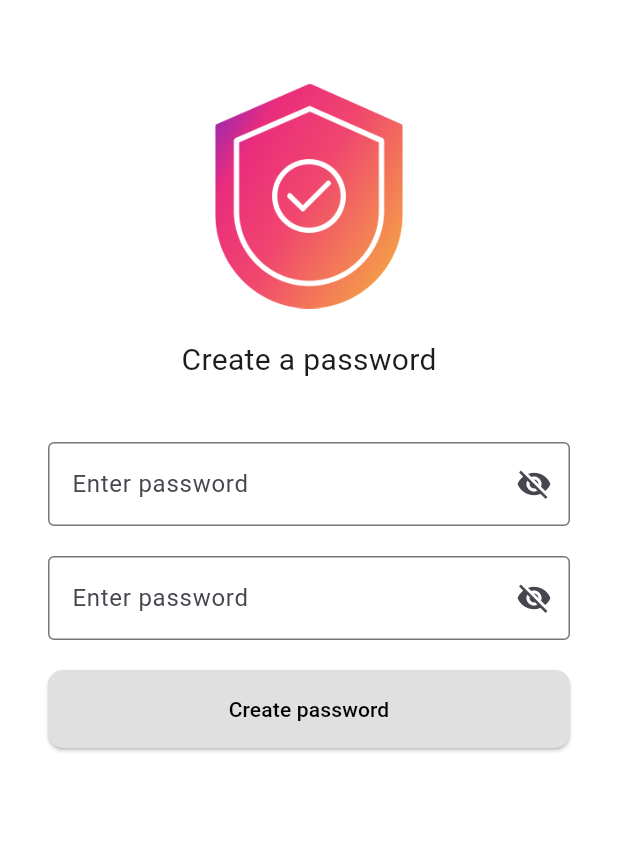
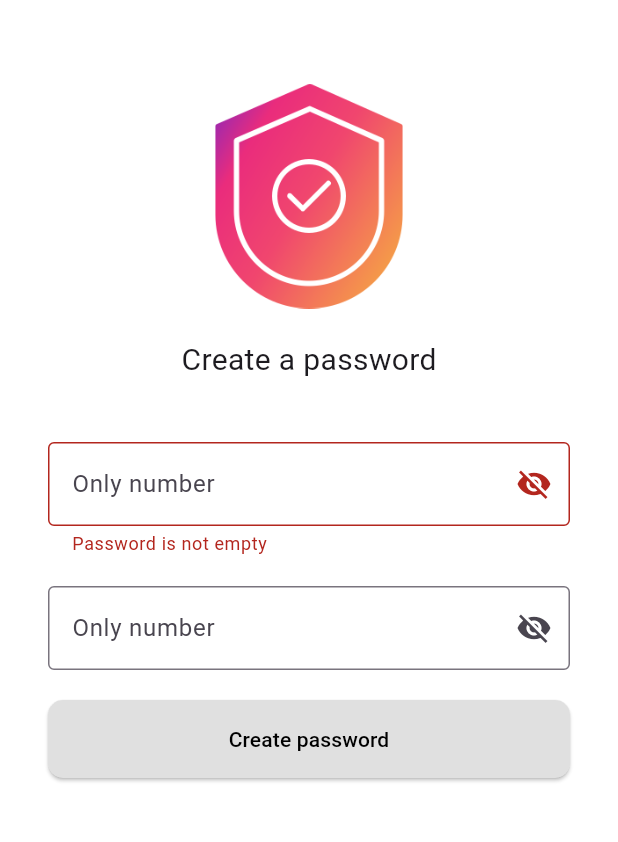
Before and after one commit to VinhTin-AQUA/Password-management, a Flutter app: the CreatePassword screen opened by its route, after a tap on "Create password", on a phone screen of 412 x 824 dp, the part 158-1000 px from its top. Run offline on Flutter 3.47's test engine with Material 3 defaults, Android fonts, the phone set to English and light mode, and no system bars; our stand-ins replace firebase_auth, firebase_core, flutter_secure_storage, get, google_sign_in; accounts and stored records are empty.

Commit message:
create password

```diff
--- a/password_management/lib/core/init/initial_app.dart
+++ b/password_management/lib/core/init/initial_app.dart
@@ -1,7 +1,8 @@
 import 'package:get/get.dart';
 import 'package:password_management/core/constants/contants.dart';
 import 'package:password_management/core/utils/secure_storage_util.dart';
-import 'package:password_management/presentation/viewmodels/account_controller.dart';
+import 'package:password_management/presentation/viewmodels/google_controller.dart';
+import 'package:password_management/presentation/viewmodels/create_password_controller.dart';
 
 class InitialApp {
   static Future<bool> checkCreatePassword() async {
@@ -12,6 +13,7 @@ class InitialApp {
   }
 
   static Future<void> initControllers() async {
-    Get.put(AccountController(), permanent: true);
+    Get.put(GooleController(), permanent: true);
+    Get.put(CreatePasswordController(), permanent: true);
   }
 }
--- a/password_management/lib/data/providers/google_signin_provider.dart
+++ b/password_management/lib/data/providers/google_signin_provider.dart
@@ -29,7 +29,7 @@ class GoogleSignInProvider {
   }
 
   static bool signedIn() {
-    return _googleSignIn.currentUser != null;
+    return FirebaseAuth.instance.currentUser != null;
   }
 
   static User? getCurrentUser() {
--- /dev/null
+++ b/password_management/lib/presentation/viewmodels/create_password_controller.dart
@@ -0,0 +1,24 @@
+import 'package:get/get.dart';
+import 'package:password_management/core/constants/contants.dart';
+import 'package:password_management/core/utils/secure_storage_util.dart';
+
+class CreatePasswordController extends GetxController {
+  String password = "";
+  String confirmPassword = "";
+
+  void updatePassword(password) {
+    this.password = password;
+  }
+
+  void updateConfirmPassword(confirmPassword) {
+    this.confirmPassword = confirmPassword;
+  }
+
+  bool checkConfirm() {
+    return password == confirmPassword;
+  }
+
+  Future<void> savePassword() async {
+    SecureStorageUtil.savePassword(passwordEncryptKey, password);
+  }
+}
--- a/password_management/lib/presentation/views/create_passcode/create_password.dart
+++ /dev/null
@@ -1,59 +0,0 @@
-import 'package:flutter/material.dart';
-import 'package:password_management/presentation/widgets/button.dart';
-import 'package:password_management/presentation/widgets/header.dart';
-import 'package:password_management/presentation/widgets/logo.dart';
-import 'package:password_management/presentation/widgets/password_input.dart';
-
-class CreatePassword extends StatefulWidget {
-  const CreatePassword({super.key});
-
-  @override
-  State<CreatePassword> createState() => _CreatePasswordState();
-}
-
-class _CreatePasswordState extends State<CreatePassword> {
-  @override
-  Widget build(BuildContext context) {
-    return Scaffold(
-      backgroundColor: Colors.white,
-      body: Padding(
-        padding: const EdgeInsets.all(16.0),
-        child: Column(
-          children: [
-            const SizedBox(height: 40),
-            Header(),
-            const SizedBox(height: 20),
-            Expanded(
-              child: Container(
-                decoration: BoxDecoration(
-                  color: Colors.white,
-                  borderRadius: BorderRadius.circular(20),
-                ),
-                child: Padding(
-                  padding: const EdgeInsets.all(16.0),
-                  child: Column(
-                    children: [
-                      const SizedBox(height: 20),
-                      Logo(size: 150),
-                      const SizedBox(height: 20),
-                      const Text(
-                        'Create a password',
-                        style: TextStyle(fontSize: 20),
-                      ),
-                      const SizedBox(height: 40),
-                      PasswordInput(hintText: 'Enter password'),
-                      const SizedBox(height: 20),
-                      PasswordInput(hintText: 'Enter password'),
-                      const SizedBox(height: 20),
-                      Button(text: 'Create password', onPressed: () => {}),
-                    ],
-                  ),
-                ),
-              ),
-            ),
-          ],
-        ),
-      ),
-    );
-  }
-}
--- /dev/null
+++ b/password_management/lib/presentation/views/create_password/create_password.dart
@@ -0,0 +1,110 @@
+import 'package:flutter/material.dart';
+import 'package:get/get.dart';
+import 'package:password_management/core/router/routes.dart';
+import 'package:password_management/presentation/viewmodels/create_password_controller.dart';
+import 'package:password_management/presentation/widgets/button.dart';
+import 'package:password_management/presentation/widgets/header.dart';
+import 'package:password_management/presentation/widgets/logo.dart';
+import 'package:password_management/presentation/widgets/password_input.dart';
+
+class CreatePassword extends StatefulWidget {
+  const CreatePassword({super.key});
+
+  @override
+  State<CreatePassword> createState() => _CreatePasswordState();
+}
+
+class _CreatePasswordState extends State<CreatePassword> {
+  bool passValid = true;
+  bool confirmPassValid = true;
+
+  void _savePassword(builder) {
+    if (builder.password == "") {
+      setState(() {
+        passValid = false;
+      });
+      return;
+    }
+
+    if (builder.confirmPassword != builder.password) {
+      setState(() {
+        confirmPassValid = false;
+      });
+      return;
+    }
+    setState(() {
+      passValid = true;
+      confirmPassValid = true;
+    });
+    builder.savePassword();
+    TRoutes.offAll(TRoutes.home);
+  }
+
+  @override
+  Widget build(BuildContext context) {
+    return GetBuilder<CreatePasswordController>(
+      builder: (builder) {
+        return Scaffold(
+          backgroundColor: Colors.white,
+          body: SafeArea(
+            child: SingleChildScrollView(
+              child: Padding(
+                padding: const EdgeInsets.all(16.0),
+                child: Column(
+                  children: [
+                    const SizedBox(height: 40),
+                    Header(),
+                    const SizedBox(height: 20),
+                    Container(
+                      decoration: BoxDecoration(
+                        color: Colors.white,
+                        borderRadius: BorderRadius.circular(20),
+                      ),
+                      child: Padding(
+                        padding: const EdgeInsets.all(16.0),
+                        child: Column(
+                          children: [
+                            const SizedBox(height: 20),
+                            Logo(size: 150),
+                            const SizedBox(height: 20),
+                            const Text(
+                              'Create a password',
+                              style: TextStyle(fontSize: 20),
+                            ),
+                            const SizedBox(height: 40),
+                            PasswordInput(
+                              hintText: 'Only number',
+                              onChanged: builder.updatePassword,
+                              errorText:
+                                  passValid ? null : 'Password is not empty',
+                            ),
+                            const SizedBox(height: 20),
+                            PasswordInput(
+                              hintText: 'Only number',
+                              onChanged: builder.updateConfirmPassword,
+                              errorText:
+                                  confirmPassValid
+                                      ? null
+                                      : 'Password is not match',
+                            ),
+                            const SizedBox(height: 20),
+                            Button(
+                              text: 'Create password',
+                              onPressed: () {
+                                _savePassword(builder);
+                              },
+                            ),
+                          ],
+                        ),
+                      ),
+                    ),
+                  ],
+                ),
+              ),
+            ),
+          ),
+        );
+      },
+    );
+  }
+}
--- a/password_management/lib/presentation/views/home/home.dart
+++ b/password_management/lib/presentation/views/home/home.dart
@@ -1,6 +1,6 @@
 import 'package:flutter/material.dart';
 import 'package:get/get.dart';
-import 'package:password_management/presentation/viewmodels/account_controller.dart';
+import 'package:password_management/presentation/viewmodels/google_controller.dart';
 
 class Home extends StatefulWidget {
   const Home({super.key});
@@ -26,7 +26,7 @@ class _HomeState extends State<Home> {
 
   @override
   Widget build(BuildContext context) {
-    return GetBuilder<AccountController>(
+    return GetBuilder<GooleController>(
       builder: (builder) {
         return Scaffold(
           backgroundColor: Colors.black,
--- a/password_management/lib/presentation/widgets/password_input.dart
+++ b/password_management/lib/presentation/widgets/password_input.dart
@@ -1,10 +1,19 @@
 import 'package:flutter/material.dart';
+import 'package:flutter/services.dart';
 
 class PasswordInput extends StatefulWidget {
   final IconData? icon;
   final String hintText;
+  final void Function(String)? onChanged;
+  final String? errorText; // ➕ Thêm thuộc tính báo lỗi
 
-  const PasswordInput({super.key, this.icon, this.hintText = ''});
+  const PasswordInput({
+    super.key,
+    this.icon,
+    this.hintText = '',
+    this.onChanged,
+    this.errorText,
+  });
 
   @override
   State<PasswordInput> createState() => _PasswordInputState();
@@ -20,7 +29,7 @@ class _PasswordInputState extends State<PasswordInput> {
   @override
   Widget build(BuildContext context) {
     return Row(
-      crossAxisAlignment: CrossAxisAlignment.center, // chỉ có 1 dòng
+      crossAxisAlignment: CrossAxisAlignment.start, // chỉ có 1 dòng
       children: [
         if (widget.icon != null)
           Padding(
@@ -30,9 +39,12 @@ class _PasswordInputState extends State<PasswordInput> {
         Expanded(
           child: TextField(
             obscureText: _obscureText,
+            onChanged: widget.onChanged,
+             inputFormatters:[FilteringTextInputFormatter.digitsOnly],
             decoration: InputDecoration(
               hintText: widget.hintText,
               border: OutlineInputBorder(),
+              errorText: widget.errorText,
               suffixIcon: IconButton(
                 icon: Icon(
                   _obscureText ? Icons.visibility_off : Icons.visibility,
```
Also changed, not shown: password_management/lib/core/router/routes.dart (+9 -1 lines), password_management/lib/presentation/viewmodels/google_controller.dart (renamed from password_management/lib/presentation/viewmodels/account_controller.dart, +6 -1 lines), password_management/lib/presentation/views/login_google/login_google.dart (+11 -5 lines).
